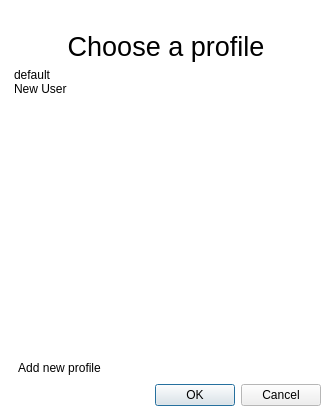
First picture: the form in src/ui/qgsuserprofileselectiondialog.ui, repository carsmie/QGIS, before the edit.
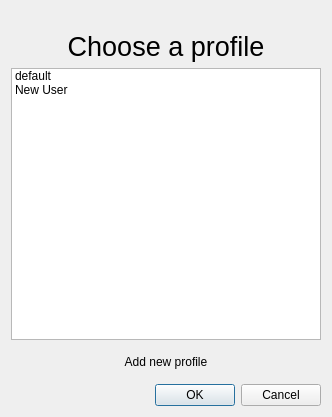
Second picture: the form after the edit. Icons and pictures are not drawn.

Commit message: [ui] Fix user profile selector dialog colors on Qt6 with dark theme OSes

```diff
--- a/src/ui/qgsuserprofileselectiondialog.ui
+++ b/src/ui/qgsuserprofileselectiondialog.ui
@@ -10,70 +10,6 @@
     <height>417</height>
    </rect>
   </property>
-  <property name="palette">
-   <palette>
-    <active>
-     <colorrole role="Base">
-      <brush brushstyle="SolidPattern">
-       <color alpha="255">
-        <red>255</red>
-        <green>255</green>
-        <blue>255</blue>
-       </color>
-      </brush>
-     </colorrole>
-     <colorrole role="Window">
-      <brush brushstyle="SolidPattern">
-       <color alpha="255">
-        <red>255</red>
-        <green>255</green>
-        <blue>255</blue>
-       </color>
-      </brush>
-     </colorrole>
-    </active>
-    <inactive>
-     <colorrole role="Base">
-      <brush brushstyle="SolidPattern">
-       <color alpha="255">
-        <red>255</red>
-        <green>255</green>
-        <blue>255</blue>
-       </color>
-      </brush>
-     </colorrole>
-     <colorrole role="Window">
-      <brush brushstyle="SolidPattern">
-       <color alpha="255">
-        <red>255</red>
-        <green>255</green>
-        <blue>255</blue>
-       </color>
-      </brush>
-     </colorrole>
-    </inactive>
-    <disabled>
-     <colorrole role="Base">
-      <brush brushstyle="SolidPattern">
-       <color alpha="255">
-        <red>255</red>
-        <green>255</green>
-        <blue>255</blue>
-       </color>
-      </brush>
-     </colorrole>
-     <colorrole role="Window">
-      <brush brushstyle="SolidPattern">
-       <color alpha="255">
-        <red>255</red>
-        <green>255</green>
-        <blue>255</blue>
-       </color>
-      </brush>
-     </colorrole>
-    </disabled>
-   </palette>
-  </property>
   <property name="windowTitle">
    <string>User Profile Selector</string>
   </property>
@@ -121,9 +57,6 @@
    </item>
    <item>
     <widget class="QListWidget" name="mProfileListWidget">
-     <property name="frameShape">
-      <enum>QFrame::NoFrame</enum>
-     </property>
      <property name="uniformItemSizes">
       <bool>true</bool>
      </property>
@@ -149,6 +82,18 @@
    </item>
    <item>
     <widget class="QToolButton" name="mAddProfileButton">
+     <property name="sizePolicy">
+      <sizepolicy hsizetype="Expanding" vsizetype="Preferred">
+       <horstretch>1</horstretch>
+       <verstretch>0</verstretch>
+      </sizepolicy>
+     </property>
+     <property name="minimumSize">
+      <size>
+       <width>40</width>
+       <height>32</height>
+      </size>
+     </property>
      <property name="text">
       <string>Add new profile</string>
      </property>
@@ -158,8 +103,8 @@
      </property>
      <property name="iconSize">
       <size>
-       <width>24</width>
-       <height>24</height>
+       <width>16</width>
+       <height>16</height>
       </size>
      </property>
      <property name="toolButtonStyle">
```
